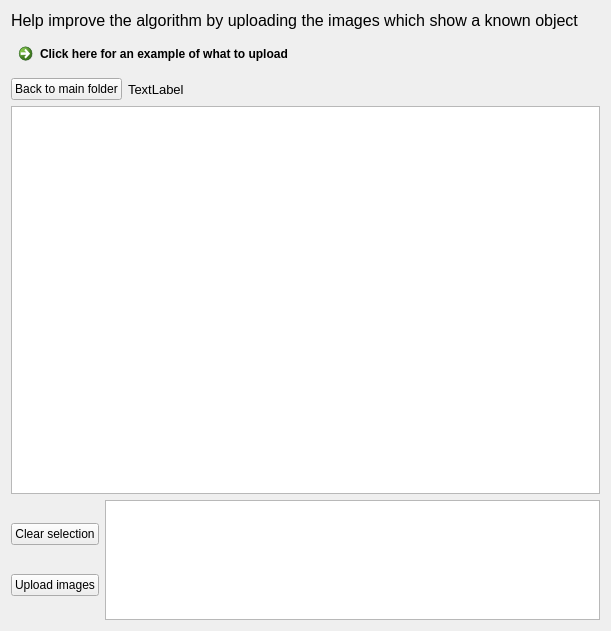
Before: the Qt Designer form src/imageexplorer.ui in UFOID/UFO-Detector, drawn with Qt 5.
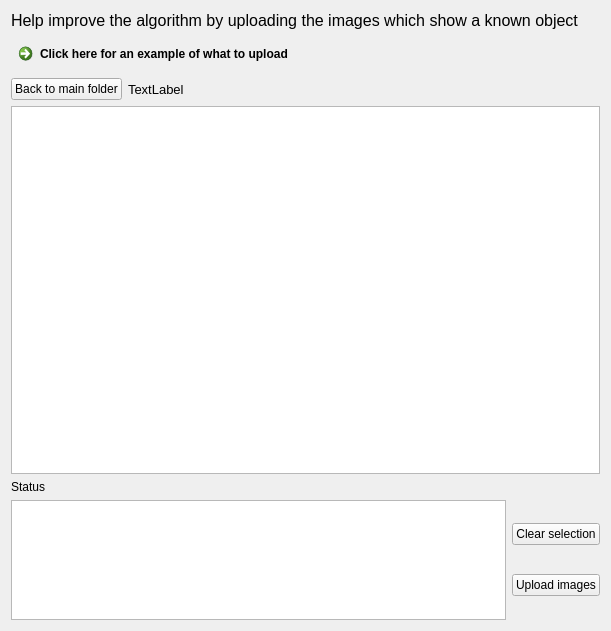
After: the same form once the commit is applied.

Commit message: Added status label to image uploader dialog, changed button order to more standard

Patch:
```diff
--- a/src/imageexplorer.ui
+++ b/src/imageexplorer.ui
@@ -65,26 +65,15 @@
    <item>
     <widget class="QListWidget" name="listWidget"/>
    </item>
+   <item>
+    <widget class="QLabel" name="labelStatusOutput">
+     <property name="text">
+      <string>Status</string>
+     </property>
+    </widget>
+   </item>
    <item>
     <layout class="QHBoxLayout" name="horizontalLayout">
-     <item>
-      <layout class="QVBoxLayout" name="verticalLayout">
-       <item>
-        <widget class="QPushButton" name="buttonClear">
-         <property name="text">
-          <string>Clear selection</string>
-         </property>
-        </widget>
-       </item>
-       <item>
-        <widget class="QPushButton" name="buttonUpload">
-         <property name="text">
-          <string>Upload images</string>
-         </property>
-        </widget>
-       </item>
-      </layout>
-     </item>
      <item>
       <widget class="QTextBrowser" name="output">
        <property name="sizePolicy">
@@ -101,6 +90,24 @@
        </property>
       </widget>
      </item>
+     <item>
+      <layout class="QVBoxLayout" name="verticalLayout">
+       <item>
+        <widget class="QPushButton" name="buttonClear">
+         <property name="text">
+          <string>Clear selection</string>
+         </property>
+        </widget>
+       </item>
+       <item>
+        <widget class="QPushButton" name="buttonUpload">
+         <property name="text">
+          <string>Upload images</string>
+         </property>
+        </widget>
+       </item>
+      </layout>
+     </item>
     </layout>
    </item>
   </layout>
```
